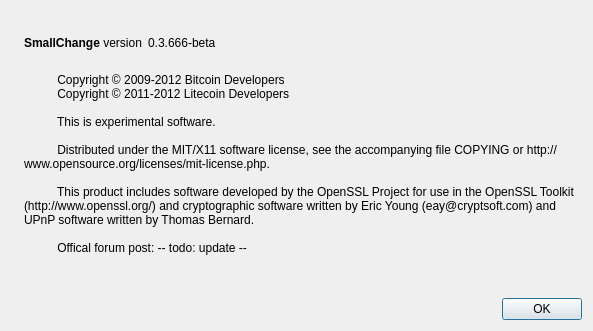
Qt form src/qt/forms/aboutdialog.ui (5t4rk/Test-Coin) before a commit.
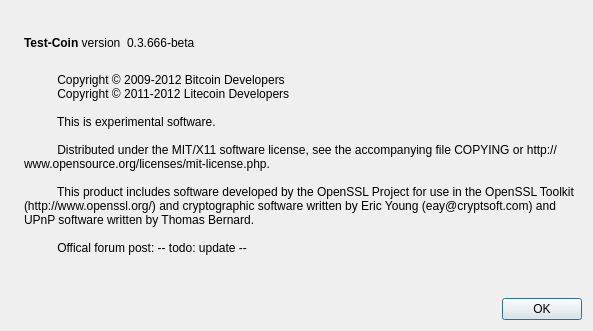
The same form after that commit. Icons and pictures are not drawn.

```diff
--- a/src/qt/forms/aboutdialog.ui
+++ b/src/qt/forms/aboutdialog.ui
@@ -50,7 +50,7 @@
           <cursorShape>IBeamCursor</cursorShape>
          </property>
          <property name="text">
-          <string>&lt;b&gt;SmallChange&lt;/b&gt; version</string>
+          <string>&lt;b&gt;Test-Coin&lt;/b&gt; version</string>
          </property>
          <property name="textInteractionFlags">
           <set>Qt::LinksAccessibleByMouse|Qt::TextSelectableByKeyboard|Qt::TextSelectableByMouse</set>
```
Left out of the diff: 2 changed lines with no effect on the pictures.
